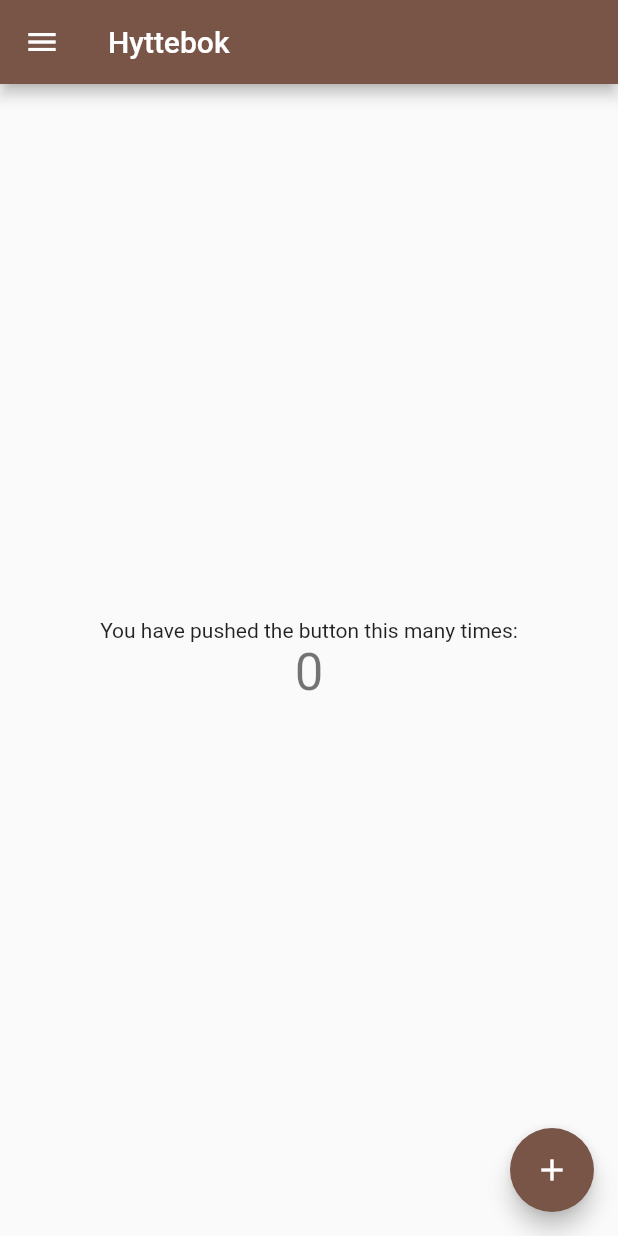
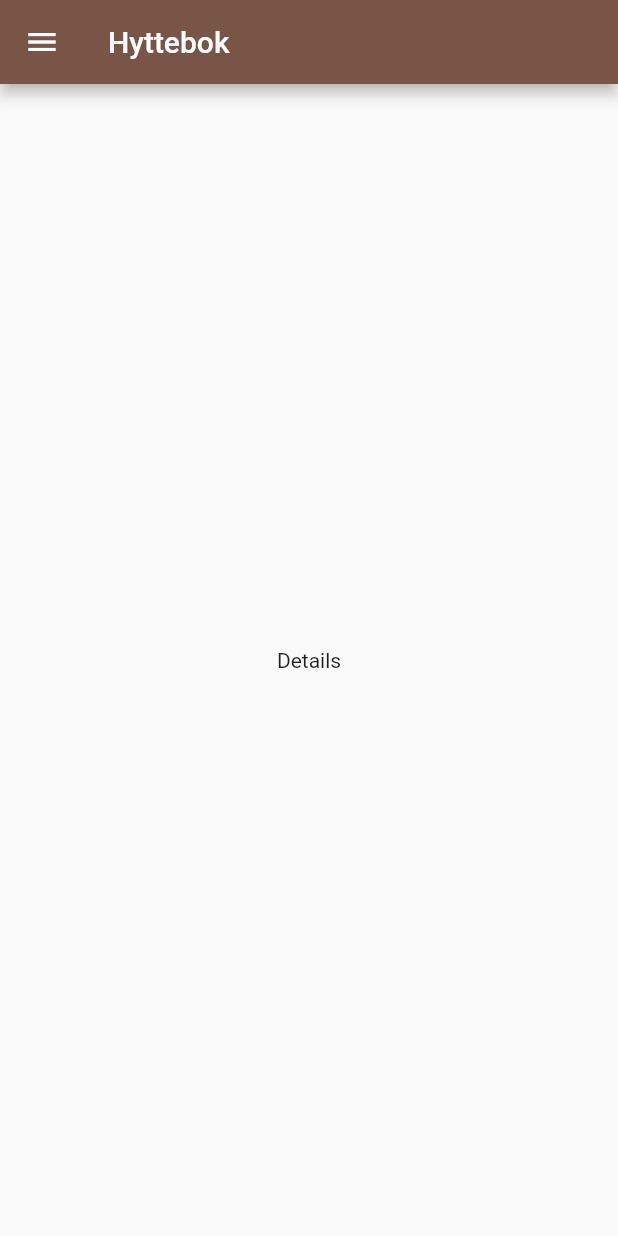
Before and after one commit to joharei/hyttebok, a Flutter app: the screen it shows after launch, on a phone screen of 412 x 824 dp. Run offline on Flutter 3.47's test engine with Material 2 defaults, Android fonts, the phone set to English and light mode, and no system bars.

Commit message:
set up basic responsive layout

```diff
--- /dev/null
+++ b/flutter_hyttebok/lib/Body.dart
@@ -0,0 +1,23 @@
+import 'package:flutter/material.dart';
+import 'package:flutter_hyttebok/DetailsPage.dart';
+import 'package:flutter_hyttebok/TripsList.dart';
+
+class Body extends StatelessWidget {
+  Widget _buildMobile() => DetailsPage();
+
+  Widget _buildDesktop() {
+    return Row(
+      children: [
+        Expanded(flex: 1, child: TripsList()),
+        Expanded(flex: 3, child: DetailsPage()),
+      ],
+    );
+  }
+
+  @override
+  Widget build(BuildContext context) {
+    return MediaQuery.of(context).size.width < 600
+        ? _buildMobile()
+        : _buildDesktop();
+  }
+}
--- /dev/null
+++ b/flutter_hyttebok/lib/DetailsPage.dart
@@ -0,0 +1,8 @@
+import 'package:flutter/material.dart';
+
+class DetailsPage extends StatelessWidget {
+  @override
+  Widget build(BuildContext context) {
+    return Center(child: Text('Details'));
+  }
+}
--- a/flutter_hyttebok/lib/main.dart
+++ b/flutter_hyttebok/lib/main.dart
@@ -1,4 +1,7 @@
 import 'package:flutter/material.dart';
+import 'package:flutter_hyttebok/TripsList.dart';
+
+import 'Body.dart';
 
 void main() => runApp(MyApp());
 
@@ -25,40 +28,16 @@ class MyHomePage extends StatefulWidget {
 }
 
 class _MyHomePageState extends State<MyHomePage> {
-  int _counter = 0;
-
-  void _incrementCounter() {
-    setState(() {
-      _counter++;
-    });
-  }
-
   @override
   Widget build(BuildContext context) {
     return Scaffold(
       appBar: AppBar(
         title: Text(widget.title),
       ),
-      drawer: Drawer(),
-      body: Center(
-        child: Column(
-          mainAxisAlignment: MainAxisAlignment.center,
-          children: <Widget>[
-            Text(
-              'You have pushed the button this many times:',
-            ),
-            Text(
-              '$_counter',
-              style: Theme.of(context).textTheme.display1,
-            ),
-          ],
-        ),
-      ),
-      floatingActionButton: FloatingActionButton(
-        onPressed: _incrementCounter,
-        tooltip: 'Increment',
-        child: Icon(Icons.add),
-      ),
+      drawer: MediaQuery.of(context).size.width < 600
+          ? Drawer(child: TripsList())
+          : null,
+      body: Body(),
     );
   }
 }
```
Also changed, not shown: flutter_hyttebok/lib/TripsList.dart (added, +13 -0 lines).
